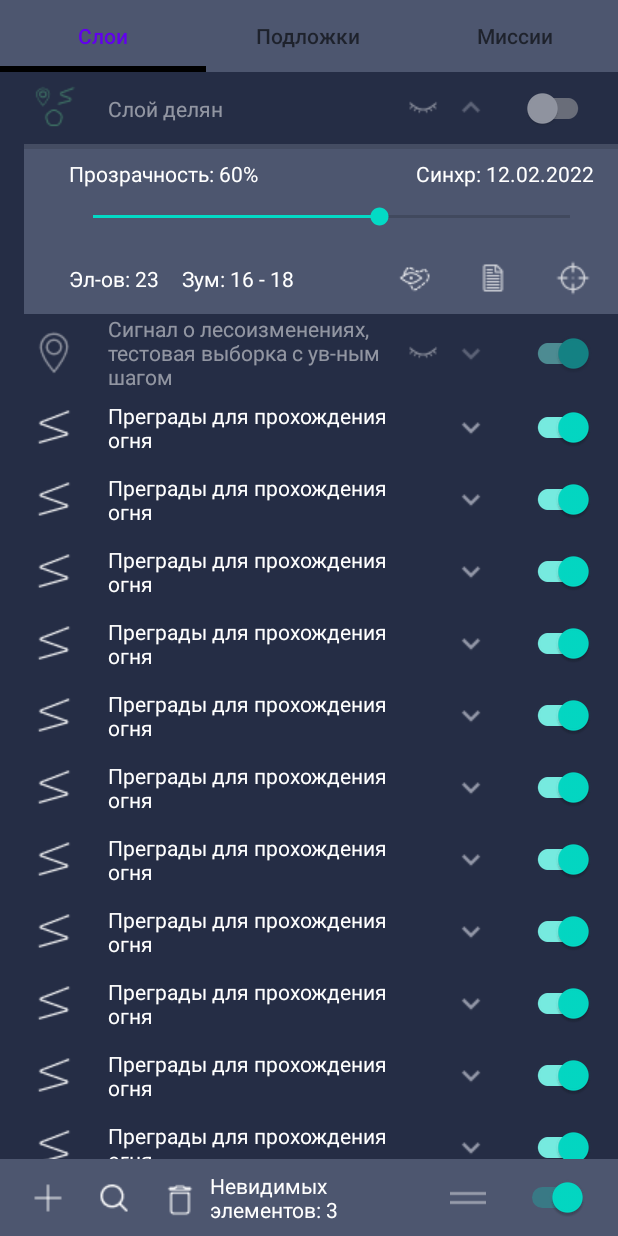
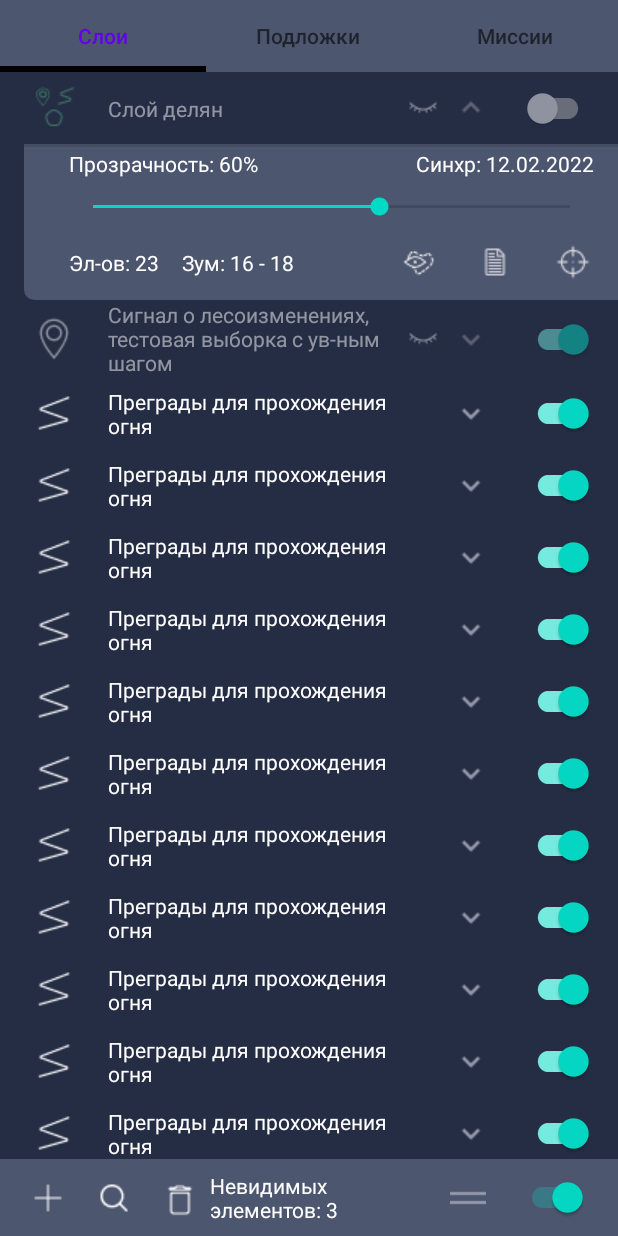
Before and after one commit to dachecker1/InfograceTask, an Android app: the screen it shows after launch (MainActivity), after a tap on "Слой делян", on a phone screen of 412 x 824 dp. Run offline under Robolectric (Android 15) with nearby library versions, the phone set to English and light mode, and no system bars; our stand-ins replace Room's generated code.

Commit message:
создал background для опционального меню.

```diff
--- a/app/src/main/java/com/vk/dachecker/infogracetask/data/ListItemRepositoryImpl.kt
+++ b/app/src/main/java/com/vk/dachecker/infogracetask/data/ListItemRepositoryImpl.kt
@@ -1,19 +1,15 @@
 package com.vk.dachecker.infogracetask.data
 
 import android.app.Application
-import android.util.Log
 import androidx.lifecycle.LiveData
-import androidx.lifecycle.MediatorLiveData
 import androidx.lifecycle.map
 import com.vk.dachecker.infogracetask.SidePanelItemFactory
 import com.vk.dachecker.infogracetask.domain.ItemRepository
 import com.vk.dachecker.infogracetask.domain.SidePanelItem
-import kotlinx.coroutines.DelicateCoroutinesApi
 import kotlinx.coroutines.GlobalScope
-import kotlinx.coroutines.flow.Flow
 import kotlinx.coroutines.launch
 
-class ListItemRepositoryImpl(val application: Application) : ItemRepository {
+class ListItemRepositoryImpl(private val application: Application) : ItemRepository {
 
     private val listDao = ItemsDataBase.getInstance(application).listDao()
     private val mapper = ItemMapper()
--- /dev/null
+++ b/app/src/main/res/drawable/layout_for_options_background.xml
@@ -0,0 +1,9 @@
+<?xml version="1.0" encoding="utf-8"?>
+<shape xmlns:android="http://schemas.android.com/apk/res/android">
+    <solid android:color="@color/dark_blue" />
+    <stroke
+        android:width="3dp"
+        android:color="@color/dark_blue" />
+    <corners android:bottomLeftRadius="8px" />
+    <padding android:left="0dp" />
+</shape>
--- a/app/src/main/res/layout/tool_position.xml
+++ b/app/src/main/res/layout/tool_position.xml
@@ -88,13 +88,13 @@
             android:layout_width="match_parent"
             android:layout_height="wrap_content"
             android:layout_marginStart="16dp"
-            android:background="@color/dark_blue"
+            android:background="@drawable/layout_for_options_background"
             android:visibility="visible">
 
             <View
                 android:id="@+id/divider2"
                 android:layout_width="match_parent"
-                android:layout_height="3dp"
+                android:layout_height="2dp"
                 android:background="?android:attr/listDivider" />
 
             <TextView
@@ -102,7 +102,7 @@
                 android:layout_width="wrap_content"
                 android:layout_height="wrap_content"
                 android:layout_marginStart="30dp"
-                android:layout_marginTop="10dp"
+                android:layout_marginTop="3dp"
                 android:text="@string/sloy_transparency"
                 android:textColor="@color/white"
                 app:layout_constraintStart_toStartOf="parent"
@@ -112,7 +112,7 @@
                 android:id="@+id/tvSynchronization"
                 android:layout_width="wrap_content"
                 android:layout_height="wrap_content"
-                android:layout_marginTop="10dp"
+                android:layout_marginTop="3dp"
                 android:layout_marginEnd="16dp"
                 android:text="@string/sloy_synch_date"
                 android:textColor="@color/white"
@@ -155,7 +155,7 @@
                 android:id="@+id/imBorder"
                 android:layout_width="wrap_content"
                 android:layout_height="wrap_content"
-                android:layout_marginEnd="27dp"
+                android:layout_marginEnd="26dp"
                 android:src="@drawable/ic_region_border"
                 app:layout_constraintBottom_toBottomOf="@+id/imTarget"
                 app:layout_constraintEnd_toStartOf="@+id/imPage"
@@ -165,7 +165,7 @@
                 android:id="@+id/imPage"
                 android:layout_width="wrap_content"
                 android:layout_height="wrap_content"
-                android:layout_marginEnd="27dp"
+                android:layout_marginEnd="26dp"
                 android:src="@drawable/ic_note"
                 app:layout_constraintBottom_toBottomOf="@+id/imTarget"
                 app:layout_constraintEnd_toStartOf="@+id/imTarget"
@@ -175,8 +175,8 @@
                 android:id="@+id/imTarget"
                 android:layout_width="wrap_content"
                 android:layout_height="wrap_content"
-                android:layout_marginTop="18dp"
-                android:layout_marginBottom="10dp"
+                android:layout_marginTop="14dp"
+                android:layout_marginBottom="11dp"
                 android:src="@drawable/ic_center_to_gps"
                 app:layout_constraintBottom_toBottomOf="parent"
                 app:layout_constraintEnd_toEndOf="@+id/tvSynchronization"
--- a/app/src/main/res/values/themes.xml
+++ b/app/src/main/res/values/themes.xml
@@ -18,4 +18,9 @@
         <item name="textAllCaps">false</item>
         <item name="android:textAllCaps">false</item>
     </style>
+
+    <style name="OptionInfoStyle">
+
+
+    </style>
 </resources>
```
